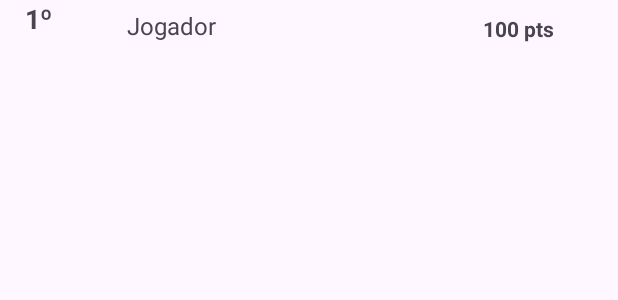
After one commit to DeibsonS/CodeQuest, an Android app: the layout item_ranking.xml on its own in the app's theme, with its tools: preview values and no code run, on a phone screen of 412 x 824 dp. The commit adds this screen. Shown: the top 300 px of the screen. Run offline under Robolectric (Android 15) with nearby library versions, the phone set to English and light mode, and no system bars; Roboto replaces fonts that are not available here.

Commit message:
Tela de ranking

```diff
--- /dev/null
+++ b/app/src/main/res/layout/item_ranking.xml
@@ -0,0 +1,53 @@
+<?xml version="1.0" encoding="utf-8"?>
+<androidx.constraintlayout.widget.ConstraintLayout
+    xmlns:android="http://schemas.android.com/apk/res/android"
+    xmlns:app="http://schemas.android.com/apk/res-auto"
+    android:layout_width="match_parent"
+    android:layout_height="wrap_content"
+    xmlns:tools="http://schemas.android.com/tools"
+    android:background="?android:selectableItemBackground">
+
+    <TextView
+        android:id="@+id/txt_posicao"
+        android:layout_width="29dp"
+        android:layout_height="41dp"
+        android:text="1º"
+        android:textSize="18sp"
+        android:textStyle="bold"
+        app:layout_constraintBottom_toBottomOf="parent"
+        app:layout_constraintEnd_toEndOf="parent"
+        app:layout_constraintHorizontal_bias="0.043"
+        app:layout_constraintStart_toStartOf="parent"
+        app:layout_constraintTop_toTopOf="parent"
+        app:layout_constraintVertical_bias="0.473"
+        tools:ignore="MissingConstraints" />
+
+    <TextView
+        android:id="@+id/txt_nome"
+        android:layout_width="214dp"
+        android:layout_height="28dp"
+        android:layout_weight="1"
+        android:text="Jogador"
+        android:textSize="16sp"
+        app:layout_constraintBottom_toBottomOf="parent"
+        app:layout_constraintEnd_toEndOf="parent"
+        app:layout_constraintHorizontal_bias="0.426"
+        app:layout_constraintStart_toStartOf="parent"
+        app:layout_constraintTop_toTopOf="parent"
+        app:layout_constraintVertical_bias="0.461"
+        tools:ignore="MissingConstraints" />
+
+    <TextView
+        android:id="@+id/txt_pontos"
+        android:layout_width="50dp"
+        android:layout_height="22dp"
+        android:text="100 pts"
+        android:textStyle="bold"
+        app:layout_constraintBottom_toBottomOf="parent"
+        app:layout_constraintEnd_toEndOf="parent"
+        app:layout_constraintHorizontal_bias="0.889"
+        app:layout_constraintStart_toStartOf="parent"
+        app:layout_constraintTop_toTopOf="parent"
+        app:layout_constraintVertical_bias="0.473"
+        tools:ignore="MissingConstraints" />
+</androidx.constraintlayout.widget.ConstraintLayout>
```
Also changed, not shown: app/src/main/java/com/example/codequest/MainActivity.kt (+19 -25 lines), app/src/main/java/com/example/codequest/Menu.kt (+15 -12 lines), app/src/main/java/com/example/codequest/MenuQuests.kt (+22 -62 lines), app/src/main/java/com/example/codequest/RankingAdapter.kt (added, +39 -0 lines), app/src/main/res/layout/activity_main.xml (+7 -78 lines), app/src/main/res/layout/activity_menu_quests.xml (+8 -0 lines).
